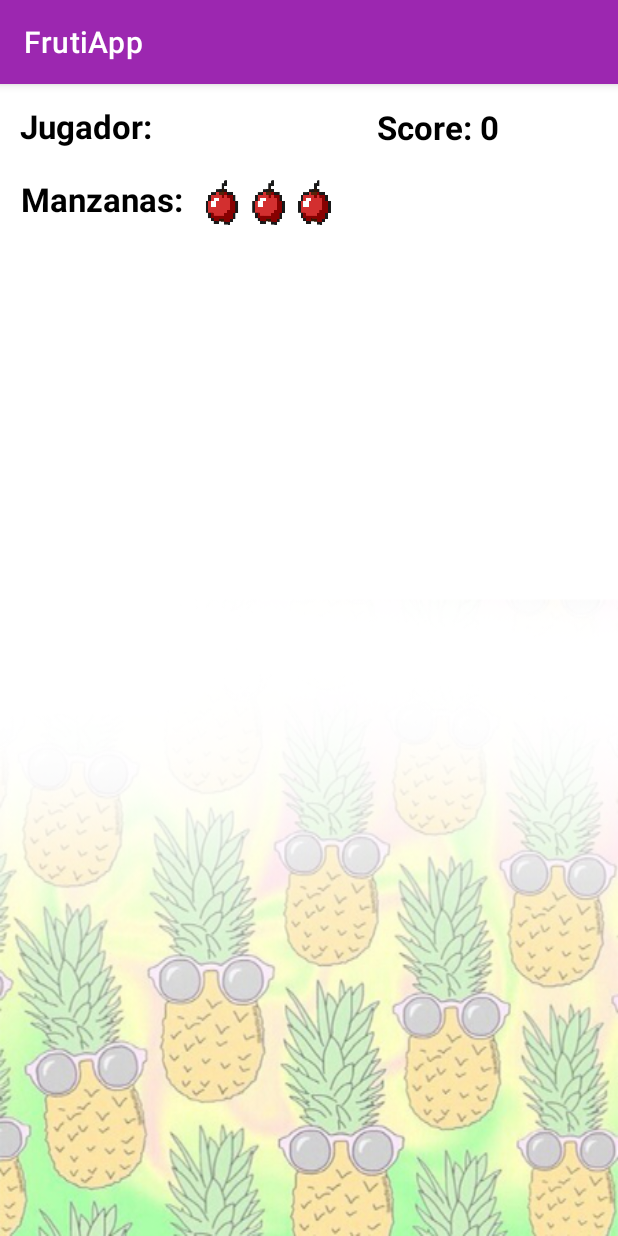
After one commit to Flo-Olivieri/FrutiApp, an Android app: the Main2Activity_Nivel4 screen opened directly, with no data from a screen before it, on a phone screen of 412 x 824 dp. The commit adds this screen. Run offline under Robolectric (Android 15) with nearby library versions, the phone set to English and light mode, and no system bars.

Commit message:
se agrego Nivel 4

```diff
--- a/app/src/main/AndroidManifest.xml
+++ b/app/src/main/AndroidManifest.xml
@@ -9,7 +9,8 @@
         android:roundIcon="@mipmap/ic_launcher_round"
         android:supportsRtl="true"
         android:theme="@style/Theme.FrutiApp">
-        <activity android:name=".Main2Activity_Nivel3"></activity>
+        <activity android:name=".Main2Activity_Nivel4"></activity>
+        <activity android:name=".Main2Activity_Nivel3" />
         <activity android:name=".Main2Activity_Nivel2" />
         <activity android:name=".Main2Activity_Nivel1" />
         <activity android:name=".MainActivity">
--- a/app/src/main/java/com/florenciaolivieri/frutiapp/Main2Activity_Nivel2.java
+++ b/app/src/main/java/com/florenciaolivieri/frutiapp/Main2Activity_Nivel2.java
@@ -138,9 +138,11 @@ public class Main2Activity_Nivel2 extends AppCompatActivity {
         } else {
             Toast.makeText(this, R.string.msjToastNivelAprobado, Toast.LENGTH_SHORT).show();
             Intent i = new Intent(this, Main2Activity_Nivel3.class);
+            string_score = String.valueOf(score);
+            string_vidas = String.valueOf(vidas);
             i.putExtra("nombre_jugador", nombre_jugador);
-            i.putExtra("score", score);
-            i.putExtra("vidas", vidas);
+            i.putExtra("score", string_score);
+            i.putExtra("vidas", string_vidas);
             startActivity(i);
         }
     }
--- /dev/null
+++ b/app/src/main/java/com/florenciaolivieri/frutiapp/Main2Activity_Nivel4.java
@@ -0,0 +1,14 @@
+package com.florenciaolivieri.frutiapp;
+
+import androidx.appcompat.app.AppCompatActivity;
+
+import android.os.Bundle;
+
+public class Main2Activity_Nivel4 extends AppCompatActivity {
+
+    @Override
+    protected void onCreate(Bundle savedInstanceState) {
+        super.onCreate(savedInstanceState);
+        setContentView(R.layout.activity_main2__nivel4);
+    }
+}
--- a/app/src/main/res/layout/activity_main2__nivel3.xml
+++ b/app/src/main/res/layout/activity_main2__nivel3.xml
@@ -60,6 +60,7 @@
         android:layout_marginRight="25dp"
         android:layout_marginBottom="116dp"
         android:background="@drawable/fondoboton"
+        android:onClick="Comparar"
         android:text="@string/sumar_btn"
         android:textColor="@android:color/background_light"
         android:textSize="18sp" />
--- /dev/null
+++ b/app/src/main/res/layout/activity_main2__nivel4.xml
@@ -0,0 +1,68 @@
+<?xml version="1.0" encoding="utf-8"?>
+<RelativeLayout xmlns:android="http://schemas.android.com/apk/res/android"
+    xmlns:app="http://schemas.android.com/apk/res-auto"
+    xmlns:tools="http://schemas.android.com/tools"
+    android:layout_width="match_parent"
+    android:layout_height="match_parent"
+    android:background="@drawable/wallpaperprincipal"
+    tools:context=".Main2Activity_Nivel4">
+
+
+    <TextView
+        android:id="@+id/tv_Jugador2"
+        android:layout_width="wrap_content"
+        android:layout_height="wrap_content"
+        android:layout_alignParentStart="true"
+        android:layout_alignParentLeft="true"
+        android:layout_alignParentTop="true"
+        android:layout_marginStart="13dp"
+        android:layout_marginLeft="13dp"
+        android:layout_marginTop="13dp"
+        android:text="@string/jugador_nombre"
+        android:textColor="@color/black"
+        android:textSize="22sp"
+        android:textStyle="bold" />
+
+    <TextView
+        android:id="@+id/tv_Score2"
+        android:layout_width="wrap_content"
+        android:layout_height="wrap_content"
+        android:layout_alignParentStart="true"
+        android:layout_alignParentLeft="true"
+        android:layout_alignParentTop="true"
+        android:layout_marginStart="251dp"
+        android:layout_marginLeft="251dp"
+        android:layout_marginTop="14dp"
+        android:text="@string/total_score"
+        android:textColor="@color/black"
+        android:textSize="22sp"
+        android:textStyle="bold" />
+
+    <TextView
+        android:id="@+id/tv_Manzanas2"
+        android:layout_width="wrap_content"
+        android:layout_height="wrap_content"
+        android:layout_alignParentStart="true"
+        android:layout_alignParentLeft="true"
+        android:layout_alignParentTop="true"
+        android:layout_marginStart="14dp"
+        android:layout_marginLeft="14dp"
+        android:layout_marginTop="62dp"
+        android:text="@string/et_vidas"
+        android:textColor="@color/black"
+        android:textSize="22sp"
+        android:textStyle="bold" />
+
+    <ImageView
+        android:id="@+id/iv_Manzanas2"
+        android:layout_width="95dp"
+        android:layout_height="32dp"
+        android:layout_alignParentStart="true"
+        android:layout_alignParentLeft="true"
+        android:layout_alignParentTop="true"
+        android:layout_marginStart="131dp"
+        android:layout_marginLeft="131dp"
+        android:layout_marginTop="62dp"
+        android:contentDescription="@string/fruta_descripcion"
+        app:srcCompat="@drawable/tresvidas" />
+</RelativeLayout>
```
Also changed, not shown: app/src/main/java/com/florenciaolivieri/frutiapp/Main2Activity_Nivel3.java (+64 -6 lines).
